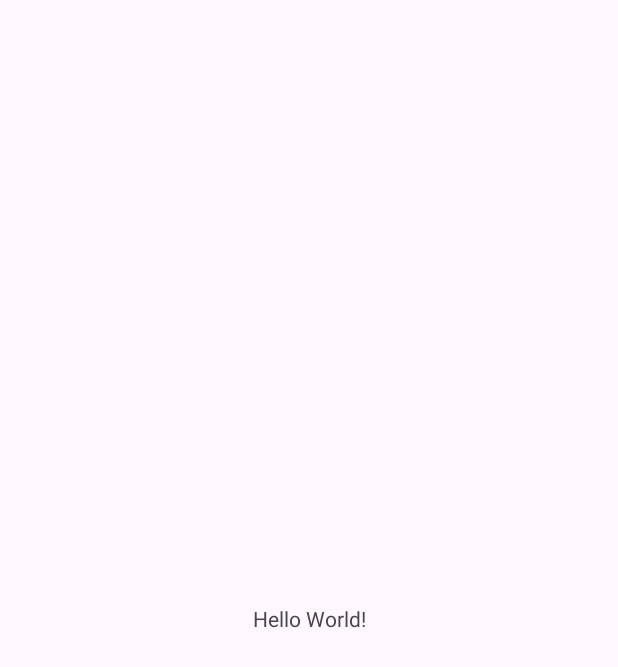
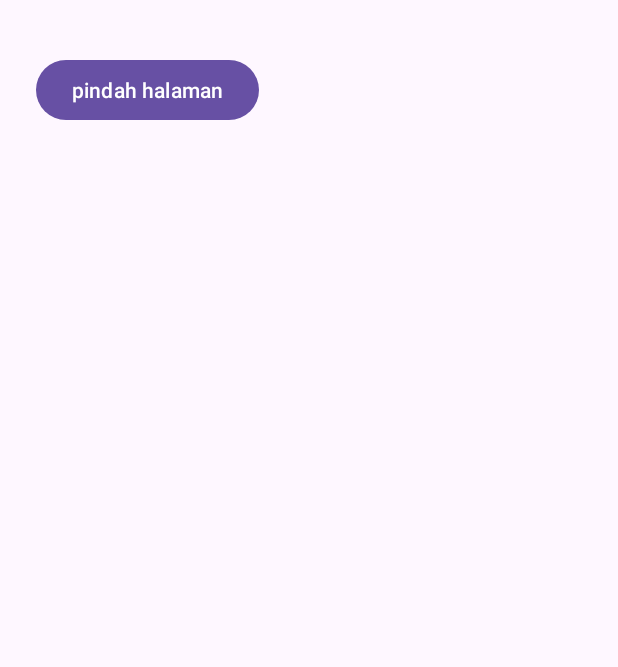
Before and after one commit to Rfun-dev/sahabattani, an Android app: the screen it shows after launch (MainActivity), on a phone screen of 412 x 824 dp. Before the commit the part shown is almost empty. Shown: the top 667 px of the screen. Run offline under Robolectric (Android 15) with nearby library versions, the phone set to English and light mode, and no system bars; our stand-ins replace navigation-ui.

Commit message:
menambahkan navigation

```diff
--- a/app/build.gradle.kts
+++ b/app/build.gradle.kts
@@ -26,6 +26,9 @@ android {
             )
         }
     }
+    buildFeatures {
+        viewBinding = true
+    }
     compileOptions {
         sourceCompatibility = JavaVersion.VERSION_1_8
         targetCompatibility = JavaVersion.VERSION_1_8
@@ -44,4 +47,6 @@ dependencies {
     testImplementation("junit:junit:4.13.2")
     androidTestImplementation("androidx.test.ext:junit:1.1.5")
     androidTestImplementation("androidx.test.espresso:espresso-core:3.5.1")
+    implementation ("androidx.navigation:navigation-fragment-ktx:2.7.7")
+    implementation ("androidx.navigation:navigation-ui-ktx:2.7.7")
 }
--- a/app/src/main/AndroidManifest.xml
+++ b/app/src/main/AndroidManifest.xml
@@ -1,6 +1,8 @@
 <?xml version="1.0" encoding="utf-8"?>
 <manifest xmlns:android="http://schemas.android.com/apk/res/android"
     xmlns:tools="http://schemas.android.com/tools">
+
+    <uses-permission android:name="android.permission.INTERNET"/>
 
     <application
         android:allowBackup="true"
--- a/app/src/main/java/com/motionhack/paktani/MainActivity.kt
+++ b/app/src/main/java/com/motionhack/paktani/MainActivity.kt
@@ -2,10 +2,15 @@ package com.motionhack.paktani
 
 import androidx.appcompat.app.AppCompatActivity
 import android.os.Bundle
+import androidx.navigation.findNavController
+import androidx.navigation.ui.AppBarConfiguration
+import com.motionhack.paktani.databinding.ActivityMainBinding
 
 class MainActivity : AppCompatActivity() {
+    private lateinit var binding: ActivityMainBinding
     override fun onCreate(savedInstanceState: Bundle?) {
         super.onCreate(savedInstanceState)
-        setContentView(R.layout.activity_main)
+        binding = ActivityMainBinding.inflate(layoutInflater)
+        setContentView(binding.root)
     }
 }
--- /dev/null
+++ b/app/src/main/java/com/motionhack/paktani/fragment/LoginFragment.kt
@@ -0,0 +1,26 @@
+package com.motionhack.paktani.fragment
+
+import android.os.Bundle
+import android.util.Log
+import androidx.fragment.app.Fragment
+import android.view.LayoutInflater
+import android.view.View
+import android.view.ViewGroup
+import androidx.navigation.Navigation
+import com.motionhack.paktani.R
+import com.motionhack.paktani.databinding.FragmentLoginBinding
+
+class LoginFragment : Fragment() {
+    private var binding : FragmentLoginBinding? = null
+    override fun onCreateView(
+        inflater: LayoutInflater, container: ViewGroup?,
+        savedInstanceState: Bundle?
+    ): View? {
+        binding = FragmentLoginBinding.inflate(layoutInflater,container,false)
+
+        binding?.btnRegisterLogin?.setOnClickListener {
+            Navigation.findNavController(view as View).navigate(R.id.action_loginFragment_to_registerFragment)
+        }
+        return binding?.root
+    }
+}
--- /dev/null
+++ b/app/src/main/java/com/motionhack/paktani/fragment/RegisterFragment.kt
@@ -0,0 +1,18 @@
+package com.motionhack.paktani.fragment
+
+import android.os.Bundle
+import android.view.LayoutInflater
+import android.view.View
+import android.view.ViewGroup
+import androidx.fragment.app.Fragment
+import com.motionhack.paktani.R
+
+class RegisterFragment : Fragment() {
+    override fun onCreateView(
+        inflater: LayoutInflater, container: ViewGroup?,
+        savedInstanceState: Bundle?
+    ): View? {
+        // Inflate the layout for this fragment
+        return inflater.inflate(R.layout.fragment_register, container, false)
+    }
+}
--- a/app/src/main/res/layout/activity_main.xml
+++ b/app/src/main/res/layout/activity_main.xml
@@ -6,13 +6,16 @@
     android:layout_height="match_parent"
     tools:context=".MainActivity">
 
-    <TextView
-        android:layout_width="wrap_content"
-        android:layout_height="wrap_content"
-        android:text="Hello World!"
+
+    <androidx.fragment.app.FragmentContainerView
+        android:id="@+id/fragmentContainerView"
+        android:name="androidx.navigation.fragment.NavHostFragment"
+        android:layout_width="match_parent"
+        android:layout_height="match_parent"
         app:layout_constraintBottom_toBottomOf="parent"
         app:layout_constraintEnd_toEndOf="parent"
         app:layout_constraintStart_toStartOf="parent"
-        app:layout_constraintTop_toTopOf="parent" />
-
+        app:layout_constraintTop_toTopOf="parent"
+        app:navGraph="@navigation/nav_args"
+        app:defaultNavHost="true"/>
 </androidx.constraintlayout.widget.ConstraintLayout>
--- /dev/null
+++ b/app/src/main/res/layout/fragment_login.xml
@@ -0,0 +1,21 @@
+<?xml version="1.0" encoding="utf-8"?>
+<androidx.constraintlayout.widget.ConstraintLayout xmlns:android="http://schemas.android.com/apk/res/android"
+    xmlns:app="http://schemas.android.com/apk/res-auto"
+    xmlns:tools="http://schemas.android.com/tools"
+    android:id="@+id/frameLayout"
+    android:layout_width="match_parent"
+    android:layout_height="match_parent"
+    tools:context=".fragment.LoginFragment">
+
+
+    <Button
+        android:id="@+id/btn_register_login"
+        android:layout_width="wrap_content"
+        android:layout_height="wrap_content"
+        android:layout_marginStart="24dp"
+        android:layout_marginTop="36dp"
+        android:text="pindah halaman"
+        app:layout_constraintStart_toStartOf="parent"
+        app:layout_constraintTop_toTopOf="parent" />
+
+</androidx.constraintlayout.widget.ConstraintLayout>
--- /dev/null
+++ b/app/src/main/res/layout/fragment_register.xml
@@ -0,0 +1,14 @@
+<?xml version="1.0" encoding="utf-8"?>
+<FrameLayout xmlns:android="http://schemas.android.com/apk/res/android"
+    xmlns:tools="http://schemas.android.com/tools"
+    android:layout_width="match_parent"
+    android:layout_height="match_parent"
+    tools:context=".fragment.RegisterFragment">
+
+    <!-- TODO: Update blank fragment layout -->
+    <TextView
+        android:layout_width="match_parent"
+        android:layout_height="match_parent"
+        android:text="halo drari fragmengt 1" />
+
+</FrameLayout>
--- /dev/null
+++ b/app/src/main/res/navigation/nav_args.xml
@@ -0,0 +1,26 @@
+<?xml version="1.0" encoding="utf-8"?>
+<navigation xmlns:android="http://schemas.android.com/apk/res/android"
+    xmlns:app="http://schemas.android.com/apk/res-auto"
+    xmlns:tools="http://schemas.android.com/tools"
+    android:id="@+id/nav_args"
+    app:startDestination="@id/loginFragment">
+
+    <fragment
+        android:id="@+id/loginFragment"
+        android:name="com.motionhack.paktani.fragment.LoginFragment"
+        android:label="fragment_login"
+        tools:layout="@layout/fragment_login" >
+        <action
+            android:id="@+id/action_loginFragment_to_registerFragment"
+            app:destination="@id/registerFragment" />
+    </fragment>
+    <fragment
+        android:id="@+id/registerFragment"
+        android:name="com.motionhack.paktani.fragment.RegisterFragment"
+        android:label="fragment_register"
+        tools:layout="@layout/fragment_register" >
+        <action
+            android:id="@+id/action_registerFragment_to_loginFragment"
+            app:destination="@id/loginFragment" />
+    </fragment>
+</navigation>
--- a/app/src/main/res/values/strings.xml
+++ b/app/src/main/res/values/strings.xml
@@ -1,3 +1,5 @@
 <resources>
     <string name="app_name">paktani</string>
+    <!-- TODO: Remove or change this placeholder text -->
+    <string name="hello_blank_fragment">Hello blank fragment</string>
 </resources>
```
